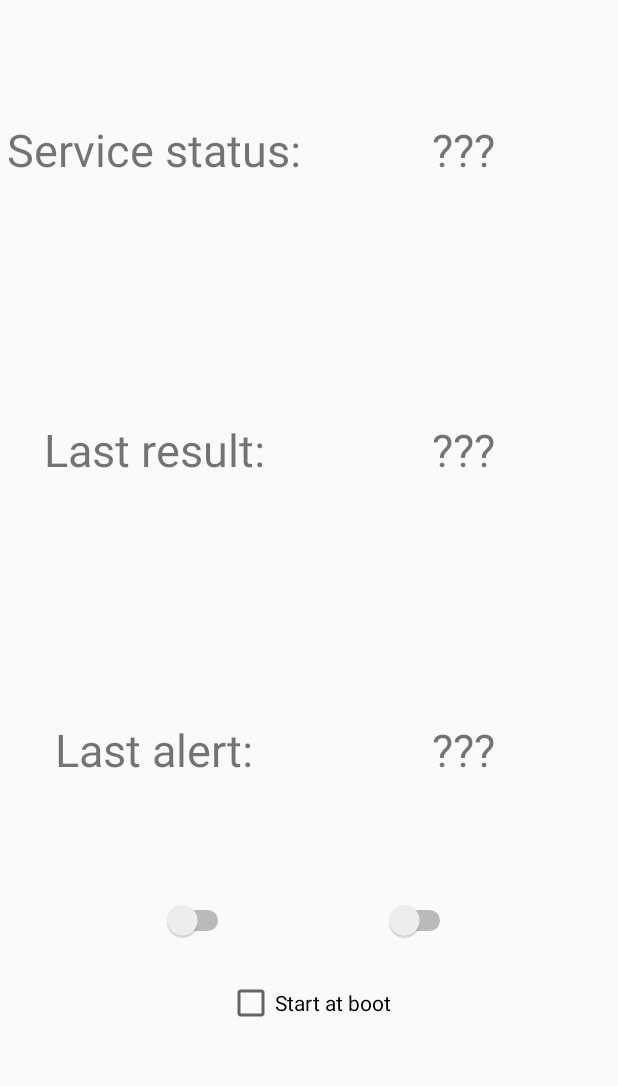
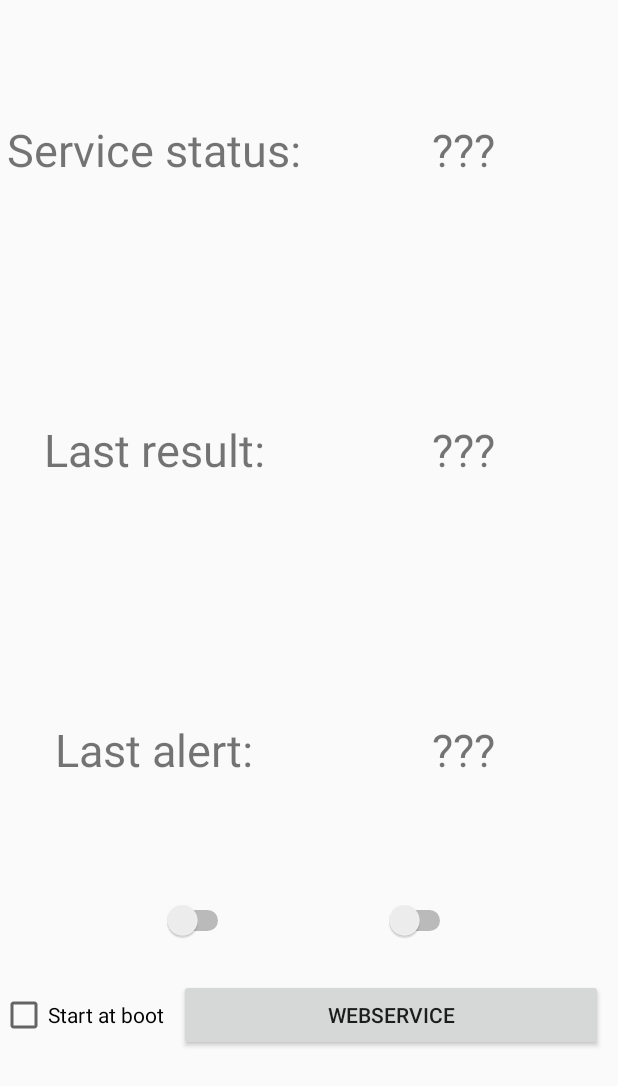
Before and after one commit to ABouveron/pj_amio, an Android app built with Jetpack Compose: the screen it shows after launch (MainActivity), on a phone screen of 412 x 824 dp. Shown: the top 1086 px of the screen. Run offline under Robolectric (Android 15) with nearby library versions, the phone set to English and light mode, and no system bars.

Commit message:
feat: TP2_Q2 finie

```diff
--- a/app/src/main/AndroidManifest.xml
+++ b/app/src/main/AndroidManifest.xml
@@ -2,7 +2,8 @@
 <manifest xmlns:android="http://schemas.android.com/apk/res/android"
         xmlns:tools="http://schemas.android.com/tools">
 
-    <uses-permission android:name="android.permission.RECEIVE_BOOT_COMPLETED"/>
+    <uses-permission android:name="android.permission.RECEIVE_BOOT_COMPLETED" />
+    <uses-permission android:name="android.permission.INTERNET" />
 
     <application
             android:allowBackup="true"
@@ -13,7 +14,8 @@
             android:roundIcon="@mipmap/ic_launcher_round"
             android:supportsRtl="true"
             android:theme="@style/Theme.ProjectAMIO"
-        tools:targetApi="31">
+            tools:targetApi="31"
+            android:usesCleartextTraffic="true">
         <receiver
                 android:name=".MyBootBroadcastReceiver"
                 android:enabled="true"
--- a/app/src/main/java/fr/abouveron/projectamio/MainActivity.kt
+++ b/app/src/main/java/fr/abouveron/projectamio/MainActivity.kt
@@ -4,12 +4,19 @@ import android.content.BroadcastReceiver
 import android.content.Intent
 import android.content.IntentFilter
 import android.os.Bundle
+import android.os.StrictMode
 import android.util.Log
+import android.widget.Button
 import android.widget.CheckBox
 import android.widget.Switch
 import android.widget.TextView
 import androidx.activity.ComponentActivity
 import androidx.core.content.ContextCompat
+import java.io.BufferedReader
+import java.io.InputStreamReader
+import java.net.HttpURLConnection
+import java.net.URL
+
 
 class MainActivity : ComponentActivity() {
     override fun onCreate(savedInstanceState: Bundle?) {
@@ -70,6 +77,11 @@ class MainActivity : ComponentActivity() {
                 editor.apply()
                 Log.d("MainActivity", "SharedPreferences:checkboxState:${findViewById<CheckBox>(R.id.checkbox).isChecked}")
             }
+
+        findViewById<Button>(R.id.buttonWebService).setOnClickListener {
+            var result = WebService().execute().get()
+            Log.d("MainActivity", "WebService result: $result")
+        }
     }
 
     override fun onDestroy() {
--- a/app/src/main/res/layout/accueil.xml
+++ b/app/src/main/res/layout/accueil.xml
@@ -18,7 +18,7 @@
                 android:gravity="center"
                 android:text="@string/TV1_str"
                 android:textSize="30sp"
-            android:layout_weight="0.5"/>
+                android:layout_weight="0.5" />
 
         <TextView
                 android:id="@+id/TV2"
@@ -27,7 +27,7 @@
                 android:gravity="center"
                 android:text="@string/TV2_str"
                 android:textSize="30sp"
-            android:layout_weight="0.5"/>
+                android:layout_weight="0.5" />
 
     </LinearLayout>
 
@@ -46,7 +46,7 @@
                 android:gravity="center"
                 android:text="@string/TV3_str"
                 android:textSize="30sp"
-            android:layout_weight="0.5"/>
+                android:layout_weight="0.5" />
 
         <TextView
                 android:id="@+id/TV4"
@@ -55,7 +55,7 @@
                 android:gravity="center"
                 android:text="@string/TV4_str"
                 android:textSize="30sp"
-            android:layout_weight="0.5"/>
+                android:layout_weight="0.5" />
 
     </LinearLayout>
 
@@ -74,7 +74,7 @@
                 android:gravity="center"
                 android:text="@string/TV5_str"
                 android:textSize="30sp"
-            android:layout_weight="0.5"/>
+                android:layout_weight="0.5" />
 
         <TextView
                 android:id="@+id/TV6"
@@ -83,7 +83,7 @@
                 android:gravity="center"
                 android:text="@string/TV6_str"
                 android:textSize="30sp"
-            android:layout_weight="0.5"/>
+                android:layout_weight="0.5" />
 
     </LinearLayout>
 
@@ -98,13 +98,13 @@
         <Switch
                 android:id="@+id/leftButton"
                 android:layout_width="wrap_content"
-            android:layout_height="wrap_content"/>
+                android:layout_height="wrap_content" />
 
         <Switch
                 android:id="@+id/rightButton"
                 android:layout_width="wrap_content"
                 android:layout_height="wrap_content"
-            android:layout_marginStart="100dp"/>
+                android:layout_marginStart="100dp" />
 
     </LinearLayout>
 
@@ -122,6 +122,14 @@
                 android:layout_height="wrap_content"
                 android:text="@string/checkboxText" />
 
+        <Button
+                android:id="@+id/buttonWebService"
+                android:layout_width="match_parent"
+                android:layout_height="wrap_content"
+                android:layout_marginStart="10dp"
+                android:layout_marginEnd="10dp"
+                android:text="@string/buttonWebService" />
+
     </LinearLayout>
 
 </RelativeLayout>
--- a/app/src/main/res/values/strings.xml
+++ b/app/src/main/res/values/strings.xml
@@ -10,4 +10,5 @@
     <string name="checkboxText">Start at boot</string>
     <string name="TV2_str_off">Arrêté</string>
     <string name="TV2_str_on">En cours</string>
+    <string name="buttonWebService">WebService</string>
 </resources>
```
Also changed, not shown: app/src/main/java/fr/abouveron/projectamio/WebService.kt (added, +39 -0 lines). Lines whose indentation alone changed are shown as unchanged.
